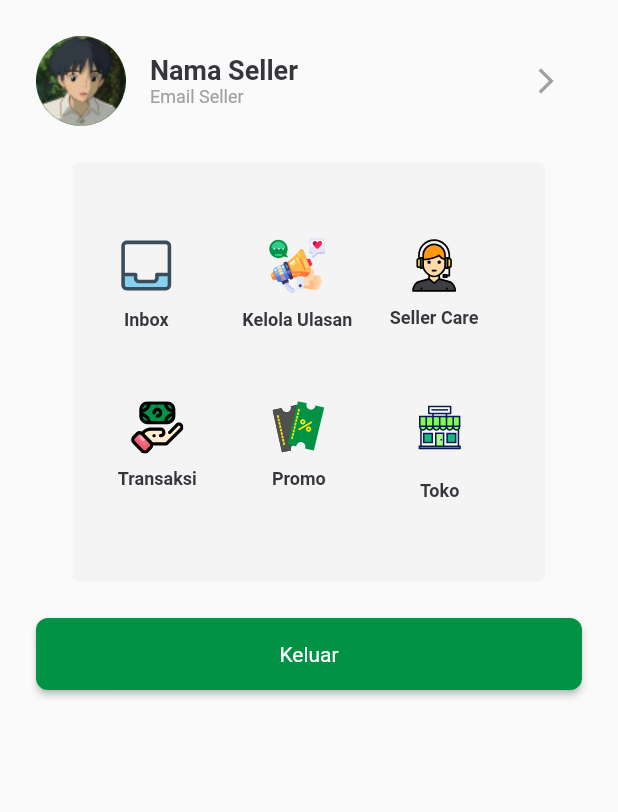
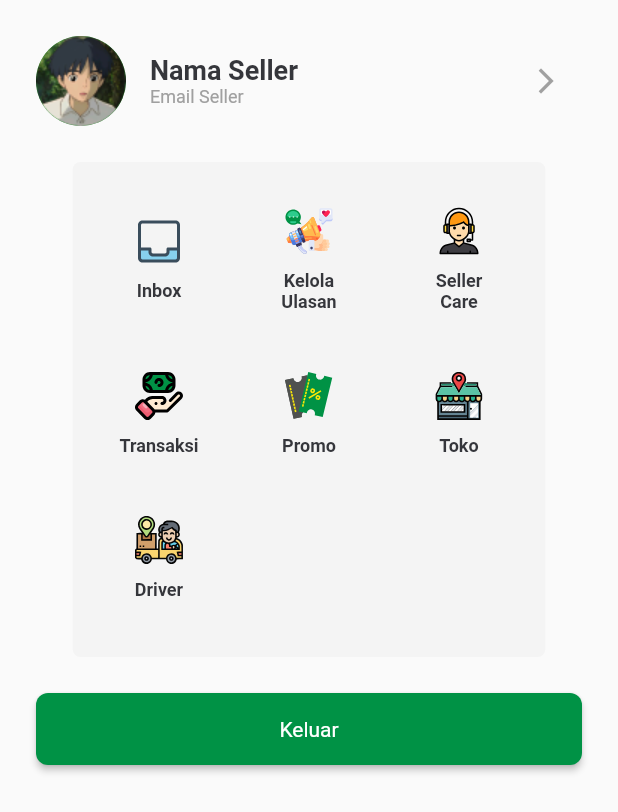
Before and after one commit to Akbarrzql/KangSayur-Seller, a Flutter app: the screen it shows after launch, on a phone screen of 412 x 824 dp. Shown: the top 812 px of the screen. Run offline on Flutter 3.47's test engine with Material 2 defaults, Android fonts, the phone set to English and light mode, and no system bars; our stand-ins replace animated_splash_screen, currency_text_input_formatter, flutter_map, flutter_svg, geocoding, google_fonts and 4 more; project files that could hold a hidden picture were left out.

Commit message:
style [AR]: add ui option driver in profile

```diff
--- a/lib/ui/bottom_navigation/item/profile.dart
+++ b/lib/ui/bottom_navigation/item/profile.dart
@@ -72,9 +72,8 @@ class _ProfilePageState extends State<ProfilePage> {
               ),
               const SizedBox(height: 24,),
               Center(
-                widthFactor: 2,
                 child: Container(
-                  height: 280,
+                  height: 330,
                   width: 315,
                   decoration: BoxDecoration(
                     borderRadius: BorderRadius.circular(5),
@@ -83,32 +82,37 @@ class _ProfilePageState extends State<ProfilePage> {
                   child: Stack(
                     children: [
                       Positioned(
-                        top: 50,
+                        top: 30,
                         left: 30,
                         right: 30,
-                        bottom: 30,
+                        bottom: 0,
                         child: Column(
                           crossAxisAlignment: CrossAxisAlignment.center,
                           children: [
                             Row(
+                              mainAxisAlignment: MainAxisAlignment.spaceBetween,
                               children: [
-                                KategoriProfile("Inbox", "assets/svg/inbox.svg", onTap: (){
+                                KategoriProfile("Inbox", "assets/svg/inbox.svg",32, 32, onTap: (){
                                   Navigator.push(context, MaterialPageRoute(builder: (context) => const InboxPage()));
                                 }),
-                                const SizedBox(width: 45,),
-                                KategoriProfile("Kelola Ulasan", "assets/svg/kelola_ulasan.svg"),
-                                const SizedBox(width: 25,),
-                                KategoriProfile("Seller Care", "assets/svg/seller.svg"),
+                                KategoriProfile("Kelola Ulasan", "assets/svg/kelola_ulasan.svg", 32, 32),
+                                KategoriProfile("Seller Care", "assets/svg/seller.svg", 32, 32),
                               ],
                             ),
                             const SizedBox(height: 40,),
                             Row(
+                              mainAxisAlignment: MainAxisAlignment.spaceBetween,
                               children: [
-                                KategoriProfile("Transaksi", "assets/svg/pembayaran.svg"),
-                                const SizedBox(width: 50,),
-                                KategoriProfile("Promo", "assets/svg/promo_profile.svg"),
-                                const SizedBox(width: 50,),
-                                KategoriProfile("Toko", "assets/svg/toko.svg"),
+                                KategoriProfile("Transaksi", "assets/svg/pembayaran.svg", 32, 32),
+                                KategoriProfile("Promo", "assets/svg/promo_profile.svg", 32, 32),
+                                KategoriProfile("Toko", "assets/svg/store.svg", 32, 32),
+                              ],
+                            ),
+                            const SizedBox(height: 40,),
+                            Row(
+                              mainAxisAlignment: MainAxisAlignment.spaceBetween,
+                              children: [
+                                KategoriProfile("Driver", "assets/svg/shipment.svg", 32, 32),
                               ],
                             ),
                           ],
@@ -127,12 +131,14 @@ class _ProfilePageState extends State<ProfilePage> {
     );
   }
 
-  Widget KategoriProfile(String title, String image, {VoidCallback? onTap}){
+  Widget KategoriProfile(String title, String image, double width, double height, {VoidCallback? onTap}){
     return GestureDetector(
       onTap: onTap,
+      child: Container(
+        width: 55,
         child: Column(
           children: [
-          SvgPicture.asset(image),
+            SvgPicture.asset(image, width: width, height: height,),
             const SizedBox(height: 10,),
             Text(
               title,
@@ -141,8 +147,10 @@ class _ProfilePageState extends State<ProfilePage> {
                 fontSize: 12,
                 fontWeight: FontWeight.w600,
               ),
+              textAlign: TextAlign.center,
             ),
           ],
+        ),
       ),
     );
   }
```
Also changed, not shown: assets/images/shipment.png (added), assets/svg/shipment.svg (added), assets/svg/store.png (added), assets/svg/store.svg (added). Lines whose indentation alone changed are shown as unchanged.
